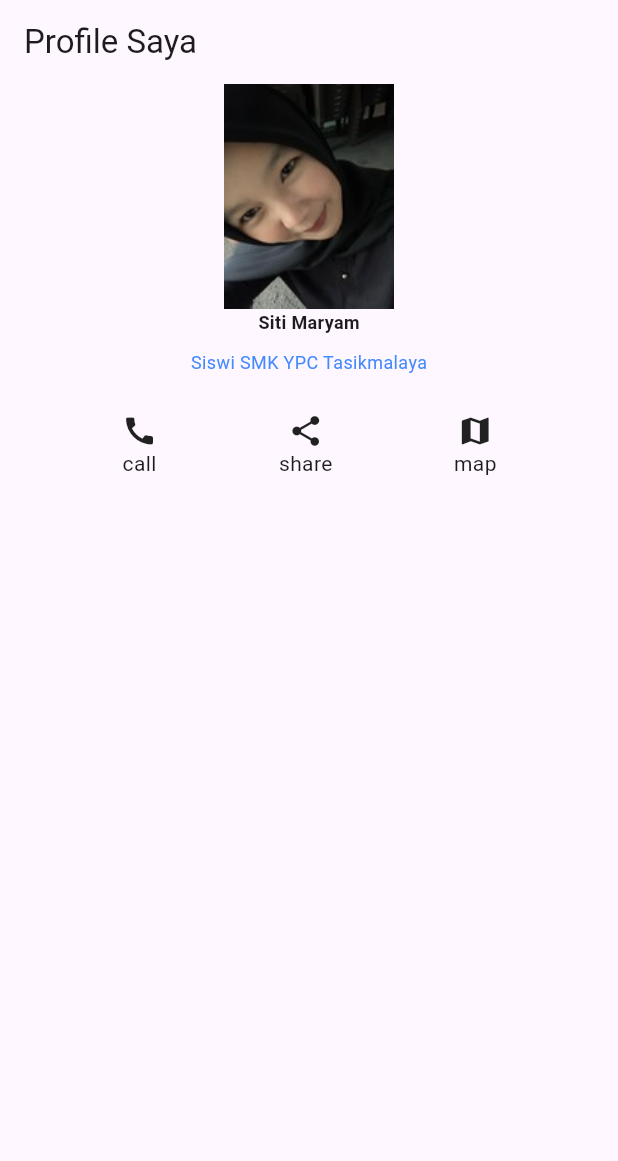
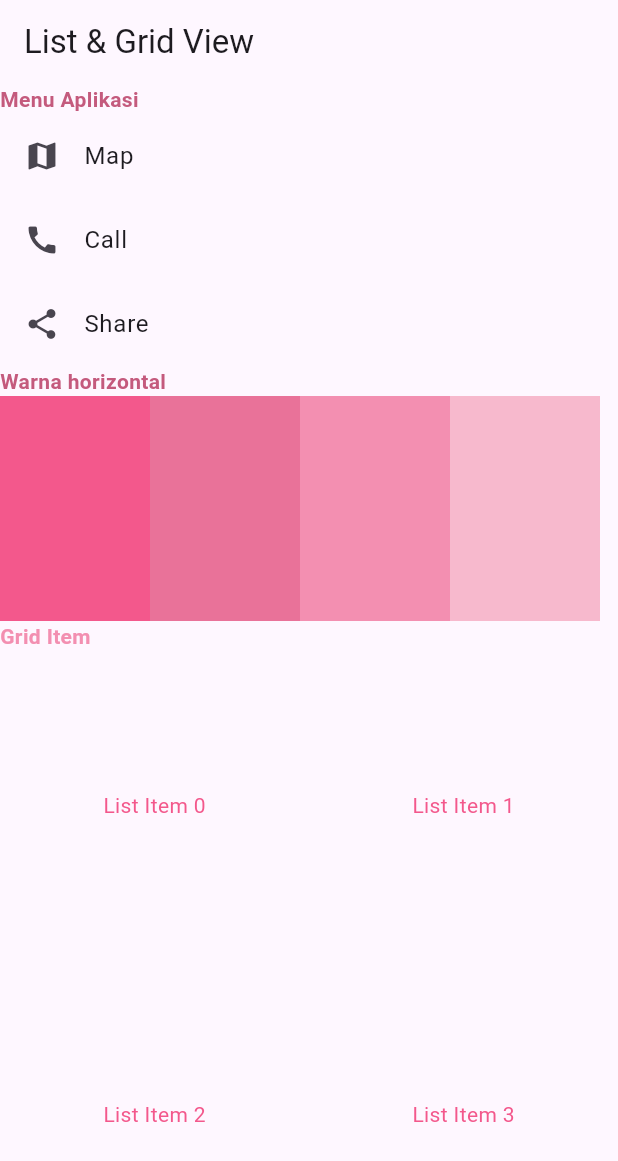
Before and after one commit to ssmaryam01/flutter_project2, a Flutter app: the screen it shows after launch, on a phone screen of 412 x 824 dp. Shown: the top 1161 px of the screen. Run offline on Flutter 3.47's test engine with Material 3 defaults, Android fonts, the phone set to English and light mode, and no system bars.

Commit message:
tugas mandiri baru

```diff
--- /dev/null
+++ b/lib/list-gridview.dart
@@ -0,0 +1,61 @@
+import 'package:flutter/material.dart';
+import 'package:flutter/rendering.dart';
+
+class ListGridView extends StatelessWidget {
+  const ListGridView({super.key});
+
+  @override
+  Widget build(BuildContext context) {
+    return Scaffold(
+      appBar: AppBar(
+        title: const Text('List & Grid View'),
+      ),
+      body: SingleChildScrollView(
+        child: Column(
+          crossAxisAlignment: CrossAxisAlignment.start,
+          children: [
+            const Text('Menu Aplikasi',
+            style: TextStyle(color: Color.fromARGB(255, 196, 90, 125), fontWeight: FontWeight.bold),
+            ),
+            const ListTile(leading: Icon(Icons.map), title: Text('Map')),
+            const ListTile(leading: Icon(Icons.call), title: Text('Call')),
+            const ListTile(leading: Icon(Icons.share), title: Text('Share')
+            ),
+            //warna
+            const Text('Warna horizontal',
+            style: TextStyle(color: Color.fromARGB(255, 196, 90, 125), fontWeight: FontWeight.bold),
+            ),
+            SizedBox(
+              height: 150,
+              child: ListView(
+                scrollDirection: Axis.horizontal,
+                children: [
+                  Container(width: 100, color: const Color.fromARGB(255, 243, 88, 140),),
+                  Container(width: 100, color: const Color.fromARGB(255, 233, 114, 153),),
+                  Container(width: 100, color: const Color.fromARGB(255, 243, 143, 177)),
+                  Container(width: 100, color: const Color.fromARGB(255, 247, 185, 205),),
+                ],
+              ),
+            ),
+            //grid view
+            const Text('Grid Item',
+            style: TextStyle(color: Color.fromARGB(255, 243, 143, 177), fontWeight: FontWeight.bold),
+            ),
+            GridView.count(
+              shrinkWrap: true,
+              physics: const NeverScrollableScrollPhysics(),
+              crossAxisCount: 2,
+              children:
+                List.generate(6, (index) {
+                  return Center(
+                    child: Text('List Item $index', style: const TextStyle(color: Color.fromARGB(255, 243, 88, 140))),
+                  );
+                }
+              )
+            )
+          ],
+        ),
+      )
+    );
+  }
+}
--- a/lib/main.dart
+++ b/lib/main.dart
@@ -1,5 +1,5 @@
 import 'package:flutter/material.dart';
-import 'package:flutter_project2/profile.dart';
+import 'package:flutter_project2/list-gridview.dart';
 
 
 
@@ -15,7 +15,7 @@ class MainApp extends StatelessWidget {
     return const MaterialApp(
       title:"Aplikasi Flutter",
       debugShowCheckedModeBanner: false,
-      home: Profile()
+      home: ListGridView()
       );
   }
 }
--- a/lib/profile.dart
+++ b/lib/profile.dart
@@ -7,17 +7,34 @@ class Profile extends StatelessWidget {
   Widget build(BuildContext context) {
     return Scaffold(
       appBar: AppBar(
-        title: Text('Profile Saya'),
+        title: const Text('Profile Saya'),
+        backgroundColor: const Color.fromARGB(255, 255, 172, 64),
       ),
+
       body: Column(
         children: [
           Center(
-            child: Image.asset
-        ('images/aku (1).jpeg'),
+            child: ClipRRect(
+              borderRadius: BorderRadius.circular(2000),
+               child: Image.asset ('images/aku (1).jpeg'),
             ),
-          const Text('Siti Maryam', style: TextStyle(fontSize: 12, fontWeight: FontWeight.bold)),
+          ),
+          const Text (
+            'Siti Maryam',
+            style: TextStyle(
+             fontSize: 12,
+             fontWeight: FontWeight.bold
+             )
+            ),
+
             const SizedBox(height: 10),
-          const Text('Siswi SMK YPC Tasikmalaya', style: TextStyle(fontSize: 12, color: Colors.blueAccent)),
+             const Text(
+              'Siswi SMK YPC Tasikmalaya',
+               style: TextStyle(
+                fontSize: 12,
+                 color: Colors.blueAccent
+                 )
+                ),
 
                 const SizedBox(height: 25),
                 const Row(
@@ -29,18 +46,21 @@ class Profile extends StatelessWidget {
                       Text('call')
                   ],
                 ),
+
               Column(
                 children: [
                   Icon(Icons.share),
                   Text('share')
                 ],
               ),
+
               Column(
                 children: [
                   Icon(Icons.map),
                   Text('map')
                 ],
               )
+
             ],
           )
         ],
--- a/pubspec.yaml
+++ b/pubspec.yaml
@@ -22,3 +22,5 @@ flutter:
   - images/meimei.jpeg
   - images/bnb.webp
   - images/aku (1).jpeg
+  - images/memey.jpeg
+  - images/maryamau.jpeg
```
Also changed, not shown: lib/Lathanlistview.dart (added, +30 -0 lines), lib/button.dart (added, +76 -0 lines), images/maryamau.jpeg (added), images/memey.jpeg (added). Lines whose indentation alone changed are shown as unchanged.
